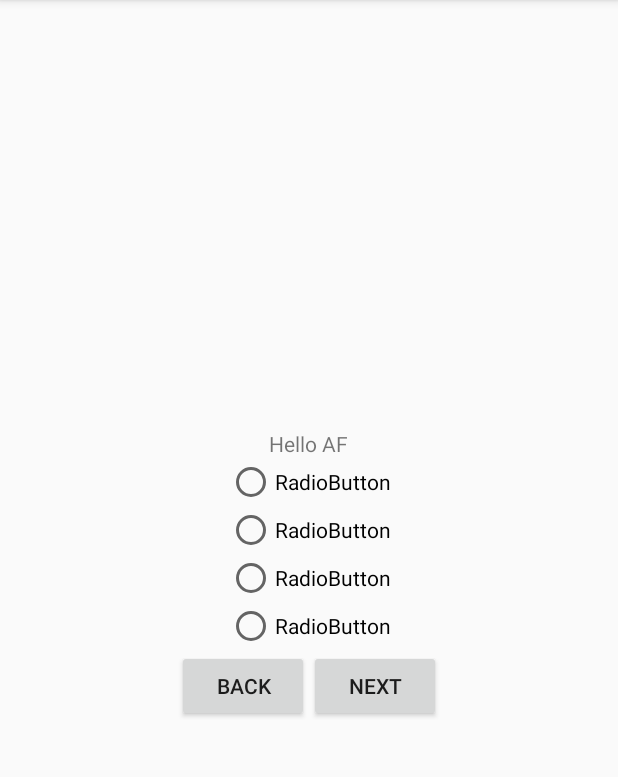
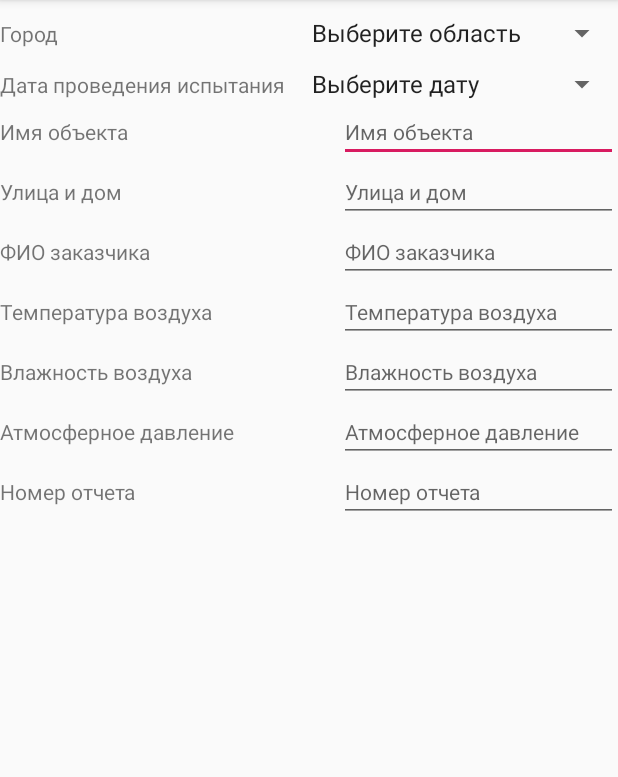
Before and after one commit to af2905/Job4j-Exam, an Android app: the screen it shows after launch (ExamActivity), on a phone screen of 412 x 824 dp, the part 84-861 px from its top. Run offline under Robolectric (Android 15) with nearby library versions, the phone set to English and light mode, and no system bars.

Commit message:
Components for data entry. [# 62781]

```diff
--- a/app/src/main/java/ru/job4j/job4jexam/ExamActivity.java
+++ b/app/src/main/java/ru/job4j/job4jexam/ExamActivity.java
@@ -9,6 +9,6 @@ public class ExamActivity extends AppCompatActivity {
     @Override
     protected void onCreate(Bundle savedInstanceState) {
         super.onCreate(savedInstanceState);
-        setContentView(R.layout.activity_exam);
+        setContentView(R.layout.custom_layout);
     }
 }
--- /dev/null
+++ b/app/src/main/res/layout/custom_layout.xml
@@ -0,0 +1,227 @@
+<?xml version="1.0" encoding="utf-8"?>
+<ScrollView xmlns:android="http://schemas.android.com/apk/res/android"
+    android:id="@+id/scrollView"
+    android:layout_width="match_parent"
+    android:layout_height="wrap_content">
+
+    <LinearLayout
+        android:layout_width="match_parent"
+        android:layout_height="wrap_content"
+        android:orientation="vertical">
+
+        <LinearLayout
+            android:layout_width="match_parent"
+            android:layout_height="wrap_content"
+            android:layout_marginTop="10dp"
+            android:orientation="horizontal">
+
+            <TextView
+                android:layout_width="wrap_content"
+                android:layout_height="wrap_content"
+                android:width="200dp"
+                android:text="@string/City" />
+
+            <Spinner
+                android:id="@+id/spinner_for_city"
+                android:layout_width="0dp"
+                android:layout_height="wrap_content"
+                android:layout_weight="1"
+                android:entries="@array/domain_arrays"
+                android:prompt="@string/domain_prompt"
+                android:spinnerMode="dialog" />
+        </LinearLayout>
+
+        <LinearLayout
+            android:layout_width="match_parent"
+            android:layout_height="wrap_content"
+            android:layout_marginTop="10dp"
+            android:orientation="horizontal">
+
+            <TextView
+                android:layout_width="wrap_content"
+                android:layout_height="wrap_content"
+                android:width="200dp"
+                android:text="@string/exp_date" />
+
+            <Spinner
+                android:id="@+id/spinner_for_date"
+                android:layout_width="0dp"
+                android:layout_height="wrap_content"
+                android:layout_weight="1"
+                android:entries="@array/date_arrays"
+                android:prompt="@string/date_prompt"
+                android:spinnerMode="dialog" />
+        </LinearLayout>
+
+
+        <LinearLayout
+            android:layout_width="match_parent"
+            android:layout_height="match_parent"
+            android:orientation="horizontal">
+
+            <TextView
+                android:id="@+id/textView1"
+                android:layout_width="wrap_content"
+                android:layout_height="wrap_content"
+                android:layout_weight="1"
+                android:width="200dp"
+                android:text="Имя объекта" />
+
+            <EditText
+                android:id="@+id/editText1"
+                android:layout_width="wrap_content"
+                android:layout_height="wrap_content"
+                android:layout_weight="1"
+                android:ems="10"
+                android:hint="Имя объекта"
+                android:inputType="textPersonName"
+                android:textSize="14sp" />
+        </LinearLayout>
+
+        <LinearLayout
+            android:layout_width="match_parent"
+            android:layout_height="match_parent"
+            android:orientation="horizontal">
+
+            <TextView
+                android:id="@+id/textView2"
+                android:layout_width="wrap_content"
+                android:layout_height="wrap_content"
+                android:layout_weight="1"
+                android:width="200dp"
+                android:text="Улица и дом" />
+
+            <EditText
+                android:id="@+id/editText2"
+                android:layout_width="wrap_content"
+                android:layout_height="wrap_content"
+                android:layout_weight="1"
+                android:ems="10"
+                android:hint="Улица и дом"
+                android:inputType="textPersonName"
+                android:textSize="14sp" />
+        </LinearLayout>
+
+        <LinearLayout
+            android:layout_width="match_parent"
+            android:layout_height="match_parent"
+            android:orientation="horizontal">
+
+            <TextView
+                android:id="@+id/textView3"
+                android:layout_width="wrap_content"
+                android:layout_height="wrap_content"
+                android:layout_weight="1"
+                android:width="200dp"
+                android:text="ФИО заказчика" />
+
+            <EditText
+                android:id="@+id/editText3"
+                android:layout_width="wrap_content"
+                android:layout_height="wrap_content"
+                android:layout_weight="1"
+                android:ems="10"
+                android:hint="ФИО заказчика"
+                android:inputType="textPersonName"
+                android:textSize="14sp" />
+        </LinearLayout>
+
+        <LinearLayout
+            android:layout_width="match_parent"
+            android:layout_height="match_parent"
+            android:orientation="horizontal">
+
+            <TextView
+                android:id="@+id/textView4"
+                android:layout_width="wrap_content"
+                android:layout_height="wrap_content"
+                android:layout_weight="1"
+                android:width="200dp"
+                android:text="Температура воздуха" />
+
+            <EditText
+                android:id="@+id/editText4"
+                android:layout_width="wrap_content"
+                android:layout_height="wrap_content"
+                android:layout_weight="1"
+                android:ems="10"
+                android:hint="Температура воздуха"
+                android:inputType="textPersonName"
+                android:textSize="14sp" />
+        </LinearLayout>
+
+        <LinearLayout
+            android:layout_width="match_parent"
+            android:layout_height="match_parent"
+            android:orientation="horizontal">
+
+            <TextView
+                android:id="@+id/textView5"
+                android:layout_width="wrap_content"
+                android:layout_height="wrap_content"
+                android:layout_weight="1"
+                android:width="200dp"
+                android:text="Влажность воздуха" />
+
+            <EditText
+                android:id="@+id/editText5"
+                android:layout_width="wrap_content"
+                android:layout_height="wrap_content"
+                android:layout_weight="1"
+                android:ems="10"
+                android:hint="Влажность воздуха"
+                android:inputType="textPersonName"
+                android:textSize="14sp" />
+        </LinearLayout>
+
+        <LinearLayout
+            android:layout_width="match_parent"
+            android:layout_height="match_parent"
+            android:orientation="horizontal">
+
+            <TextView
+                android:id="@+id/textView6"
+                android:layout_width="wrap_content"
+                android:layout_height="wrap_content"
+                android:layout_weight="1"
+                android:width="200dp"
+                android:text="Атмосферное давление" />
+
+            <EditText
+                android:id="@+id/editText6"
+                android:layout_width="wrap_content"
+                android:layout_height="wrap_content"
+                android:layout_weight="1"
+                android:ems="10"
+                android:hint="Атмосферное давление"
+                android:inputType="textPersonName"
+                android:textSize="14sp" />
+        </LinearLayout>
+
+        <LinearLayout
+            android:layout_width="match_parent"
+            android:layout_height="match_parent"
+            android:orientation="horizontal">
+
+            <TextView
+                android:id="@+id/textView7"
+                android:layout_width="wrap_content"
+                android:layout_height="wrap_content"
+                android:layout_weight="1"
+                android:width="200dp"
+                android:text="Номер отчета" />
+
+            <EditText
+                android:id="@+id/editText7"
+                android:layout_width="wrap_content"
+                android:layout_height="wrap_content"
+                android:layout_weight="1"
+                android:ems="10"
+                android:hint="Номер отчета"
+
+                android:inputType="textPersonName"
+                android:textSize="14sp" />
+        </LinearLayout>
+
+    </LinearLayout>
+</ScrollView>
--- a/app/src/main/res/values/strings.xml
+++ b/app/src/main/res/values/strings.xml
@@ -5,4 +5,29 @@
     <string name="back">back</string>
     <string name="next">next</string>
 
+    <string name="domain_prompt">Выберите область</string>
+    <string name="exp_date">Дата проведения испытания</string>
+    <string name="City">Город</string>
+    <string-array name="domain_arrays">
+        <item>Выберите область</item>
+        <item>Московская</item>
+        <item>СПб</item>
+    </string-array>
+
+    <string name="date_prompt">Выберите дату</string>
+    <string-array name="date_arrays">
+        <item>Выберите дату</item>
+        <item>январь</item>
+        <item>февраль</item>
+        <item>март</item>
+        <item>апрель</item>
+        <item>май</item>
+        <item>июнь</item>
+        <item>июль</item>
+        <item>август</item>
+        <item>сентябрь</item>
+        <item>октябрь</item>
+        <item>ноябрь</item>
+        <item>декабрь</item>
+    </string-array>
 </resources>
```
